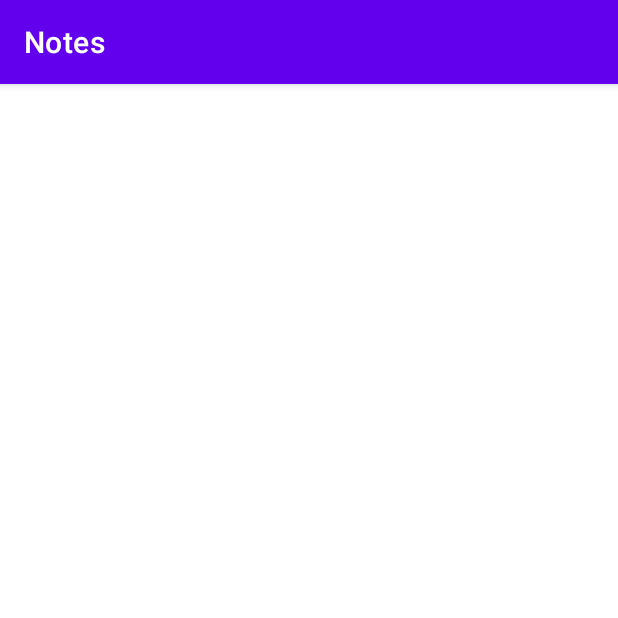
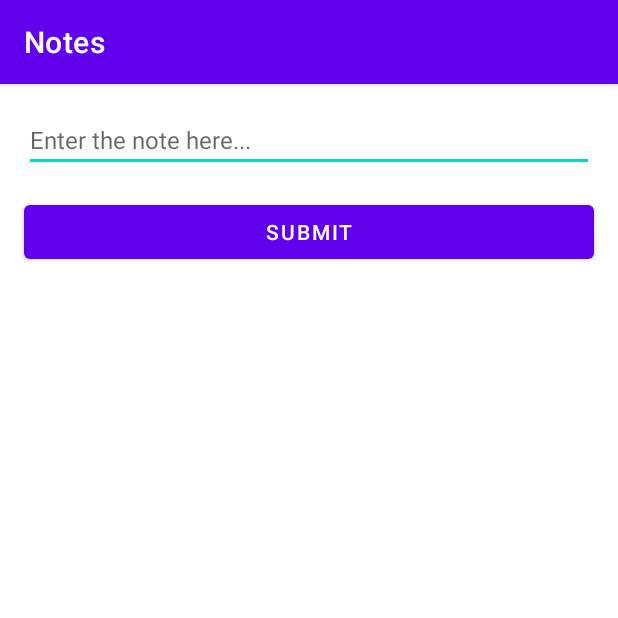
Before and after one commit to rcsa0001/Notes, an Android app: the screen it shows after launch (MainActivity), on a phone screen of 412 x 824 dp, the top half of it. Run offline under Robolectric (Android 15) with nearby library versions, the phone set to English and light mode, and no system bars; our stand-ins replace Room's generated code.

Commit message:
Changes in the xml File

```diff
--- a/app/src/main/res/layout/activity_main.xml
+++ b/app/src/main/res/layout/activity_main.xml
@@ -6,12 +6,34 @@
     android:layout_height="match_parent"
     tools:context=".MainActivity">
 
+    <EditText
+        android:id="@+id/input"
+        android:layout_width="match_parent"
+        android:layout_height="wrap_content"
+        app:layout_constraintTop_toTopOf ="parent"
+        app:layout_constraintLeft_toLeftOf ="parent"
+        app:layout_constraintRigth_toRigthOf="parent"
+        android:hint="Enter the note here..."
+        android:layout_margin="16dp"
+        android:textSize="16sp"/>
+
+    <Button
+        android:id="@+id/addButton"
+        android:layout_width="match_parent"
+        android:layout_height="wrap_content"
+        app:layout_constraintTop_toBottomOf="@id/input"
+        android:layout_margin="16dp"
+        android:text="SUBMIT"
+        />
+
+
     <androidx.recyclerview.widget.RecyclerView
+         android:layout_margin="12dp"
         android:id="@+id/recyclerView"
-        android:layout_width="0dp"
+        android:layout_width="match_parent"
         android:layout_height="0dp"
+        app:layout_constraintTop_toBottomOf="@+id/addButton"
+        app:layout_constraintLeft_toLeftOf="parent"
         app:layout_constraintBottom_toBottomOf="parent"
-        app:layout_constraintEnd_toStartOf="parent"
-        app:layout_constraintStart_toStartOf="parent"
-        app:layout_constraintTop_toTopOf="parent" />
+       tools:listitem="@layout/item_notes" />
 </androidx.constraintlayout.widget.ConstraintLayout>
```
Also changed, not shown: app/src/main/res/drawable/ic_baseline_delete_24.xml (added, +10 -0 lines), app/src/main/res/layout/item_notes.xml (+25 -6 lines).
